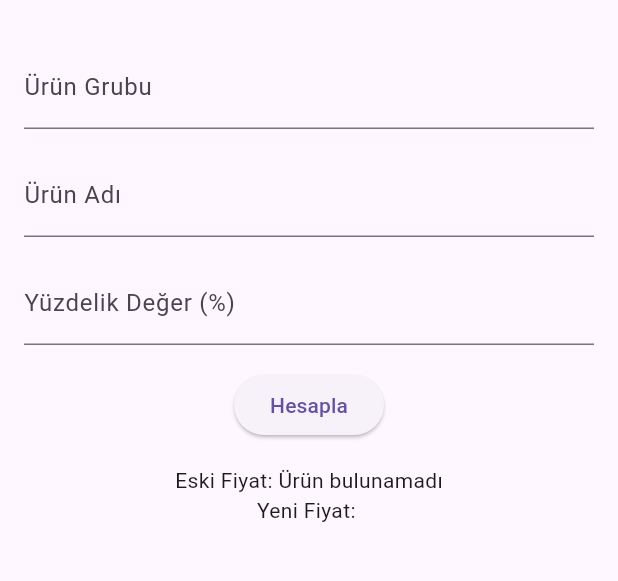
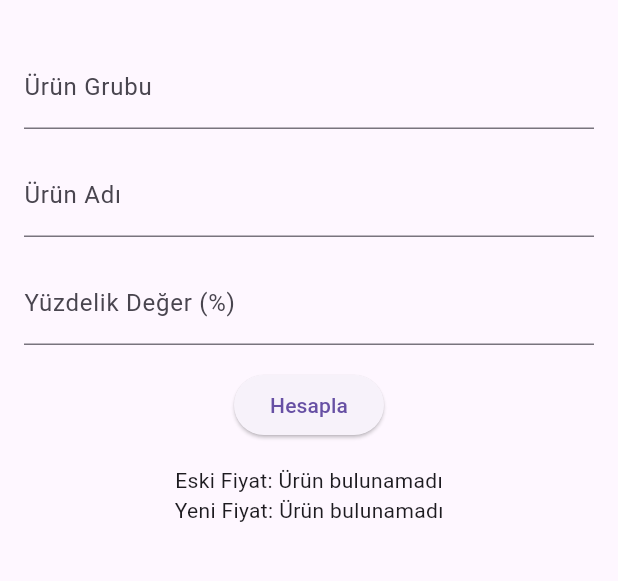
Before and after one commit to muriarty1893/flutter_application_1, a Flutter app: the screen it shows after launch, after a tap on "Hesapla", on a phone screen of 412 x 824 dp, the part 63-644 px from its top. Run offline on Flutter 3.47's test engine with Material 3 defaults, Android fonts, the phone set to English and light mode, and no system bars; our stand-ins replace csv.

Commit message:
csv file fix

```diff
--- a/assets/urunler.csv
+++ b/assets/urunler.csv
@@ -1,4 +1,4 @@
-Ürün Grubu,Ürün Adı,Fiyat (₺)
+group,name,price
 Lila,Evye Bataryası,345
 Lila,Lavabo Bataryası,345
 Lila,Banyo Bataryası,575
--- a/lib/main.dart
+++ b/lib/main.dart
@@ -30,8 +30,8 @@ class ProductListPageState extends State<ProductListPage> {
   TextEditingController nameController = TextEditingController();
   TextEditingController percentageController = TextEditingController();
 
-  String? oldPrice;  // Eski fiyatı göstermek için
-  String? newPrice;  // Yeni fiyatı göstermek için
+  String? oldPrice; // Eski fiyatı göstermek için
+  String? newPrice; // Yeni fiyatı göstermek için
 
   @override
   void initState() {
@@ -50,29 +50,29 @@ class ProductListPageState extends State<ProductListPage> {
     for (var row in csvTable) {
       setState(() {
         products.add({
-          'group': row[0], // Ürün grubu
-          'name': row[1],  // Ürün adı
-          'price': row[2], // Ürün fiyatı
+          'group': row[0].toString().toLowerCase().trim(), // Ürün grubu
+          'name': row[1].toString().toLowerCase().trim(),  // Ürün adı
+          'price': double.tryParse(row[2].toString().replaceAll(',', '.')), // Fiyat (double)
         });
       });
     }
   }
 
   void calculateNewPrice() {
-    String enteredGroup = groupController.text;
-    String enteredName = nameController.text;
-    String enteredPercentage = percentageController.text;
+    String enteredGroup = groupController.text.toLowerCase().trim(); // Girilen grup adı
+    String enteredName = nameController.text.toLowerCase().trim();   // Girilen ürün adı
+    String enteredPercentage = percentageController.text.trim();     // Girilen yüzde
 
     // Girilen ürün grubu ve adı CSV dosyasındaki ürünle eşleşiyor mu kontrol et
     var product = products.firstWhere(
       (prod) =>
-          prod['group'].toString().toLowerCase() == enteredGroup.toLowerCase() &&
-          prod['name'].toString().toLowerCase() == enteredName.toLowerCase(),
+          prod['group'] == enteredGroup &&
+          prod['name'] == enteredName,
       orElse: () => {},
     );
 
     if (product.isNotEmpty) {
-      double price = double.parse(product['price'].toString());
+      double price = product['price'] ?? 0.0;
       double percentage = double.tryParse(enteredPercentage) ?? 0.0;
 
       // Yeni fiyatı hesapla (Eski fiyat + yüzde artış)
@@ -85,7 +85,7 @@ class ProductListPageState extends State<ProductListPage> {
     } else {
       setState(() {
         oldPrice = 'Ürün bulunamadı';
-        newPrice = '';
+        newPrice = 'Ürün bulunamadı';
       });
     }
   }
```
